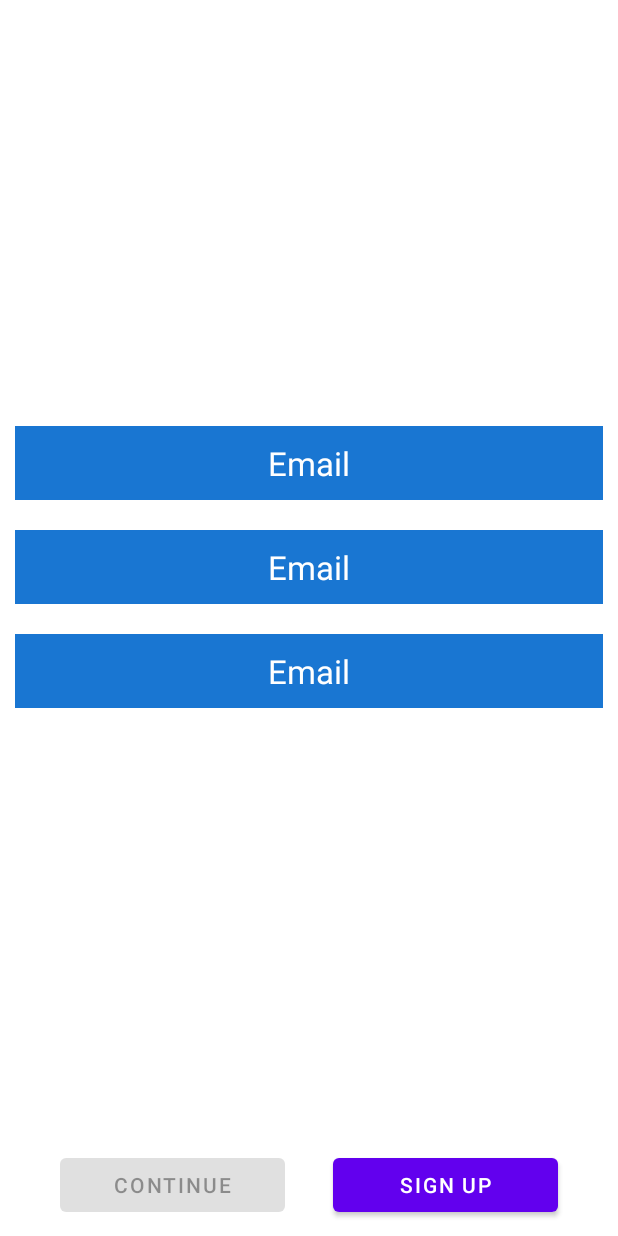
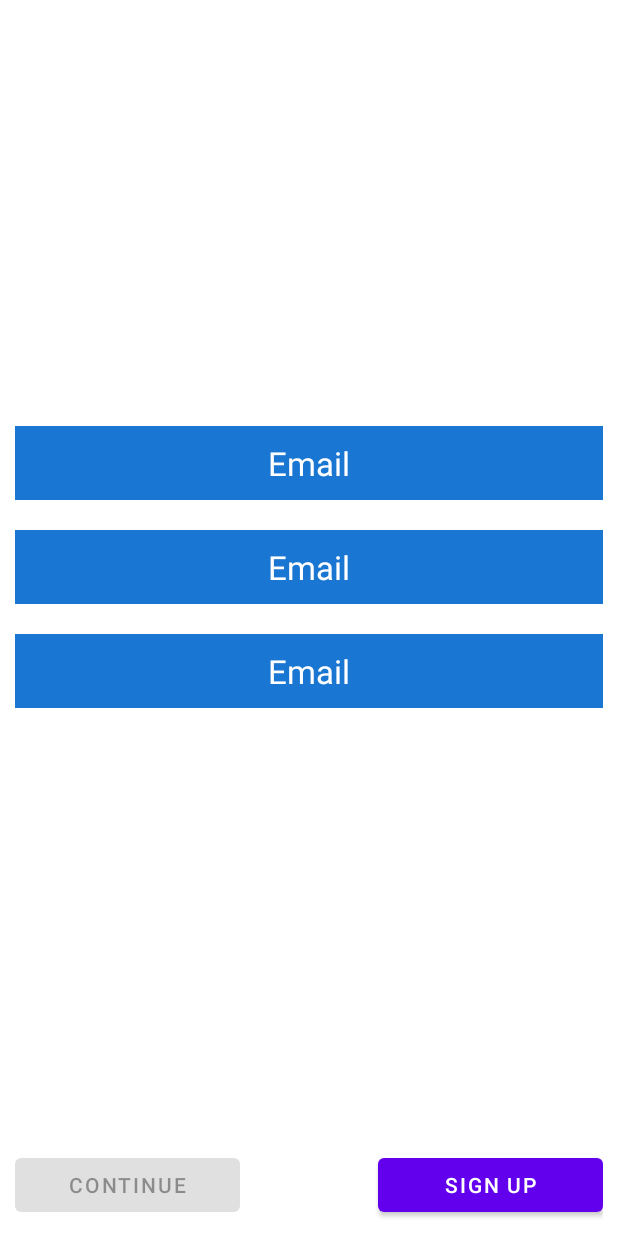
Before and after one commit to Ivan-Angelov-Ivanov/game-of-life, an Android app: the layout fragment_user_list.xml on its own in the app's theme, with its tools: preview values and no code run, on a phone screen of 412 x 824 dp. Run offline under Robolectric (Android 15) with nearby library versions, the phone set to English and light mode, and no system bars.

Commit message:
Fixing buttons and scrolling

```diff
--- a/app/src/main/res/layout-land/fragment_sign_in.xml
+++ b/app/src/main/res/layout-land/fragment_sign_in.xml
@@ -2,6 +2,10 @@
 <layout xmlns:android="http://schemas.android.com/apk/res/android"
     xmlns:tools="http://schemas.android.com/tools"
     tools:context=".fragments.SignInFragment">
+
+    <ScrollView
+        android:layout_width="match_parent"
+        android:layout_height="match_parent">
 
         <LinearLayout
             android:layout_width="match_parent"
@@ -55,4 +59,5 @@
                 android:layout_gravity="center_horizontal"
                 android:text="@string/back" />
         </LinearLayout>
+    </ScrollView>
 </layout>
--- a/app/src/main/res/layout/fragment_user_list.xml
+++ b/app/src/main/res/layout/fragment_user_list.xml
@@ -29,7 +29,6 @@
                 android:layout_width="150dp"
                 android:layout_height="wrap_content"
                 android:layout_alignParentStart="true"
-                android:layout_marginStart="30dp"
                 android:enabled="false"
                 android:text="@string/continue_to_sign_in" />
 
@@ -38,7 +37,6 @@
                 android:layout_width="150dp"
                 android:layout_height="wrap_content"
                 android:layout_alignParentEnd="true"
-                android:layout_marginEnd="30dp"
                 android:text="@string/sign_up" />
 
         </RelativeLayout>
```
